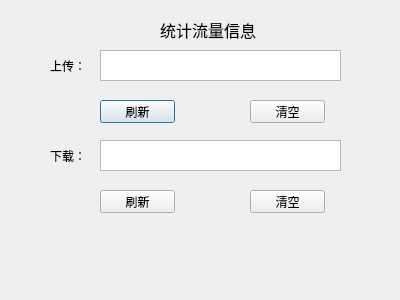
Above: UI/运行统计.ui from JamesDestiny/FTP-GUI before the change. Below: the same form after it.
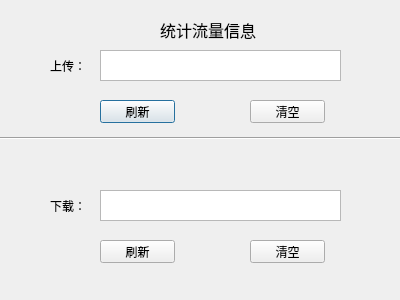
That is the form after the change.

```diff
--- a/UI/运行统计.ui
+++ b/UI/运行统计.ui
@@ -30,7 +30,7 @@
    <property name="geometry">
     <rect>
      <x>100</x>
-     <y>140</y>
+     <y>190</y>
      <width>241</width>
      <height>31</height>
     </rect>
@@ -68,7 +68,7 @@
    <property name="geometry">
     <rect>
      <x>50</x>
-     <y>150</y>
+     <y>200</y>
      <width>54</width>
      <height>12</height>
     </rect>
@@ -107,7 +107,7 @@
    <property name="geometry">
     <rect>
      <x>250</x>
-     <y>190</y>
+     <y>240</y>
      <width>75</width>
      <height>23</height>
     </rect>
@@ -120,7 +120,7 @@
    <property name="geometry">
     <rect>
      <x>100</x>
-     <y>190</y>
+     <y>240</y>
      <width>75</width>
      <height>23</height>
     </rect>
@@ -129,6 +129,19 @@
     <string>刷新</string>
    </property>
   </widget>
+  <widget class="Line" name="line">
+   <property name="geometry">
+    <rect>
+     <x>0</x>
+     <y>130</y>
+     <width>401</width>
+     <height>16</height>
+    </rect>
+   </property>
+   <property name="orientation">
+    <enum>Qt::Horizontal</enum>
+   </property>
+  </widget>
  </widget>
  <resources/>
  <connections/>
```
